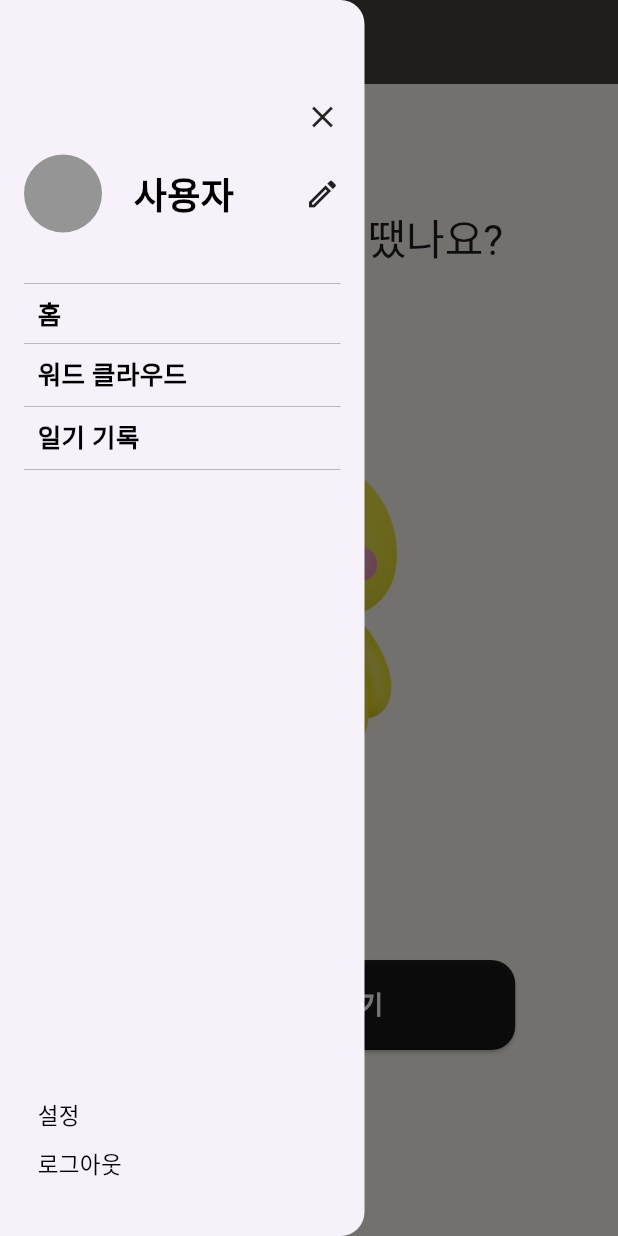
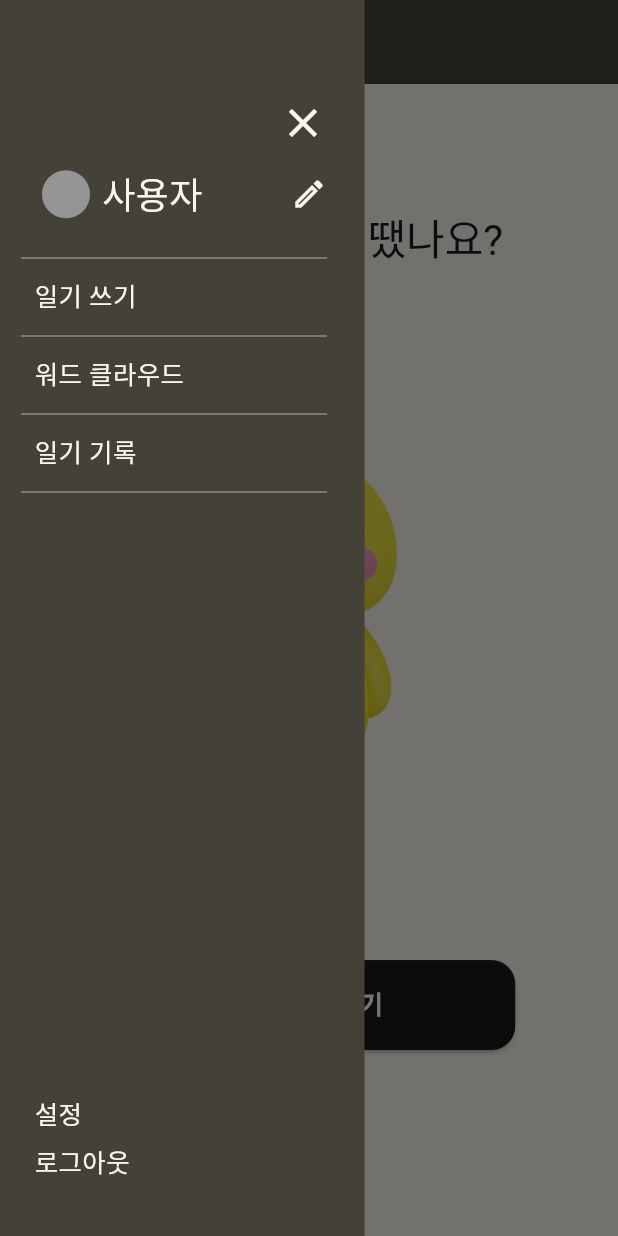
Before and after one commit to GwangjinJeong1/ddgood, a Flutter app: the screen it shows after launch, with the side drawer open, on a phone screen of 412 x 824 dp. Run offline on Flutter 3.47's test engine with Material 3 defaults, Android fonts, the phone set to English and light mode, and no system bars; our stand-ins replace lottie, table_calendar; Roboto replaces fonts that are missing (Pretendard-Medium, Pretendard-SemiBold).

Commit message:
edit drawer.dart

```diff
--- a/lib/drawer/drawer.dart
+++ b/lib/drawer/drawer.dart
@@ -1,4 +1,7 @@
 import 'package:flutter/material.dart';
+
+import '../utils/color_scheme.dart';
+import '../utils/text_theme.dart';
 
 class MyDrawer extends StatefulWidget {
   const MyDrawer({super.key});
@@ -12,40 +15,41 @@ class _MyDrawerState extends State<MyDrawer> {
   Widget build(BuildContext context) {
     return Drawer(
       width: 243,
+      shape: const RoundedRectangleBorder(borderRadius: BorderRadius.zero),
+      backgroundColor: AppColor.secondary,
       child: Padding(
-        padding: const EdgeInsets.all(16),
+        padding: const EdgeInsets.fromLTRB(14, 16, 25, 40),
         child: Column(
           crossAxisAlignment: CrossAxisAlignment.start,
           children: <Widget>[
             const SizedBox(height: 50),
             const Row(
               crossAxisAlignment: CrossAxisAlignment.center,
-              children: [Spacer(), Icon(Icons.close)],
+              children: [Spacer(), Icon(Icons.close, size: 32, color: AppColor.neutral)],
             ),
             const SizedBox(height: 13),
-            const Row(
+            Row(
               crossAxisAlignment: CrossAxisAlignment.center,
               children: [
-                CircleAvatar(
-                  radius: 26,
+                const SizedBox(width: 14),
+                const CircleAvatar(
+                  radius: 16,
                   backgroundColor: Color.fromRGBO(149, 149, 149, 1),
                 ),
-                SizedBox(width: 21),
+                const SizedBox(width: 8),
                 Text(
                   '사용자',
-                  style: TextStyle(
-                      fontSize: 24,
-                      fontWeight: FontWeight.w600,
-                      color: Colors.black),
+                  style: hs21.copyWith(fontSize: 24, color: AppColor.neutral)
                 ),
-                Spacer(),
-                Icon(Icons.edit_outlined)
+                const Spacer(),
+                const Icon(Icons.edit_outlined, color: AppColor.neutral)
               ],
             ),
-            const SizedBox(height: 26),
+            const SizedBox(height: 9),
             const Divider(
               thickness: 0.4,
-              color: Color.fromRGBO(149, 149, 149, 1),
+              height: 30,
+              color: AppColor.neutral
             ),
             Row(
               children: [
@@ -54,19 +58,17 @@ class _MyDrawerState extends State<MyDrawer> {
                   onTap: () {
                     Navigator.popUntil(context, ModalRoute.withName('/'));
                   },
-                  child: const Text(
-                    '홈',
-                    style: TextStyle(
-                        fontSize: 17,
-                        fontWeight: FontWeight.w600,
-                        color: Colors.black),
+                  child: Text(
+                    '일기 쓰기',
+                    style: bs17.copyWith(color: AppColor.neutral),
                   ),
                 ),
               ],
             ),
             const Divider(
               thickness: 0.4,
-              color: Color.fromRGBO(149, 149, 149, 1),
+              height: 30,
+              color: AppColor.neutral
             ),
             Row(
               children: [
@@ -75,19 +77,17 @@ class _MyDrawerState extends State<MyDrawer> {
                   onTap: () {
                     Navigator.pushNamed(context, '/wordcloud');
                   },
-                  child: const Text(
+                  child: Text(
                     '워드 클라우드',
-                    style: TextStyle(
-                        fontSize: 17,
-                        fontWeight: FontWeight.w600,
-                        color: Colors.black),
+                    style: bs17.copyWith(color: AppColor.neutral),
                   ),
                 ),
               ],
             ),
             const Divider(
               thickness: 0.4,
-              color: Color.fromRGBO(149, 149, 149, 1),
+              height: 30,
+              color: AppColor.neutral
             ),
             Row(
               children: [
@@ -96,45 +96,36 @@ class _MyDrawerState extends State<MyDrawer> {
                   onTap: () {
                     Navigator.pushNamed(context, '/calendar');
                   },
-                  child: const Text('일기 기록',
-                      style: TextStyle(
-                          fontSize: 17,
-                          fontWeight: FontWeight.w600,
-                          color: Colors.black)),
+                  child: Text('일기 기록',
+                      style: bs17.copyWith(color: AppColor.neutral)),
                 ),
               ],
             ),
             const Divider(
               thickness: 0.4,
-              color: Color.fromRGBO(149, 149, 149, 1),
+              height: 30,
+              color: AppColor.neutral
             ),
             const Spacer(),
-            const Row(
+            Row(
               children: [
-                SizedBox(width: 9),
+                const SizedBox(width: 9),
                 Text(
                   '설정',
-                  style: TextStyle(
-                      fontSize: 15,
-                      fontWeight: FontWeight.w500,
-                      color: Colors.black),
+                  style: bs17.copyWith(color: AppColor.neutral),
                 ),
               ],
             ),
             const SizedBox(height: 12),
-            const Row(
+            Row(
               children: [
-                SizedBox(width: 9),
+                const SizedBox(width: 9),
                 Text(
                   '로그아웃',
-                  style: TextStyle(
-                      fontSize: 15,
-                      fontWeight: FontWeight.w500,
-                      color: Colors.black),
+                  style: bs17.copyWith(color: AppColor.neutral),
                 ),
               ],
             ),
-            const SizedBox(height: 22),
           ],
         ),
       ),
```
